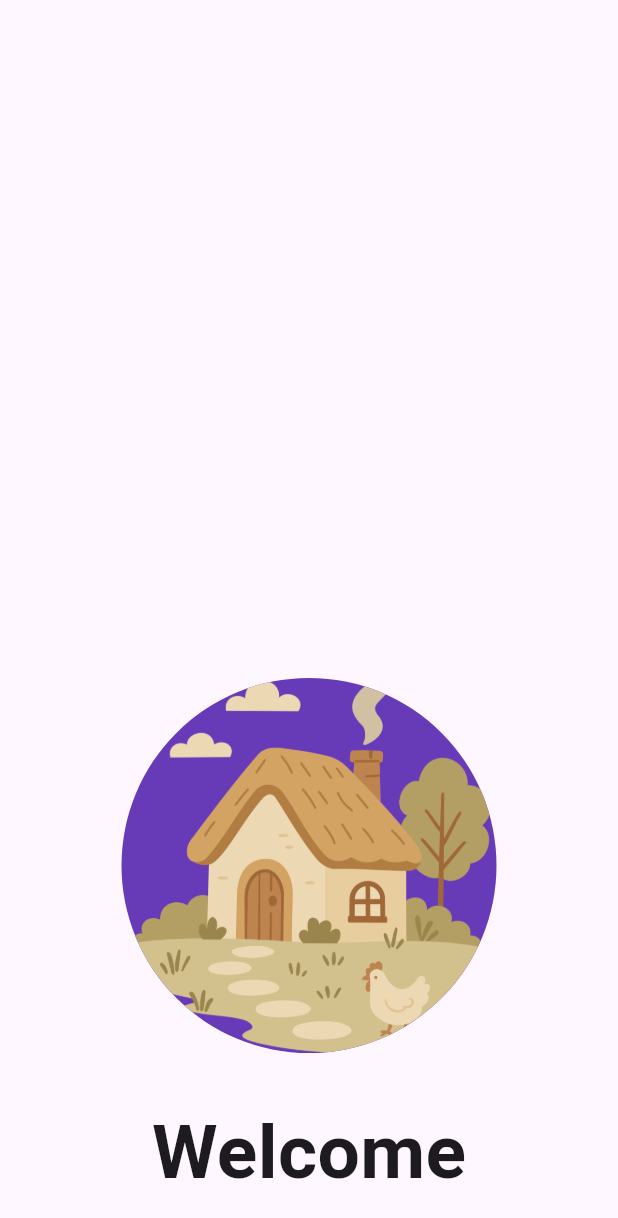
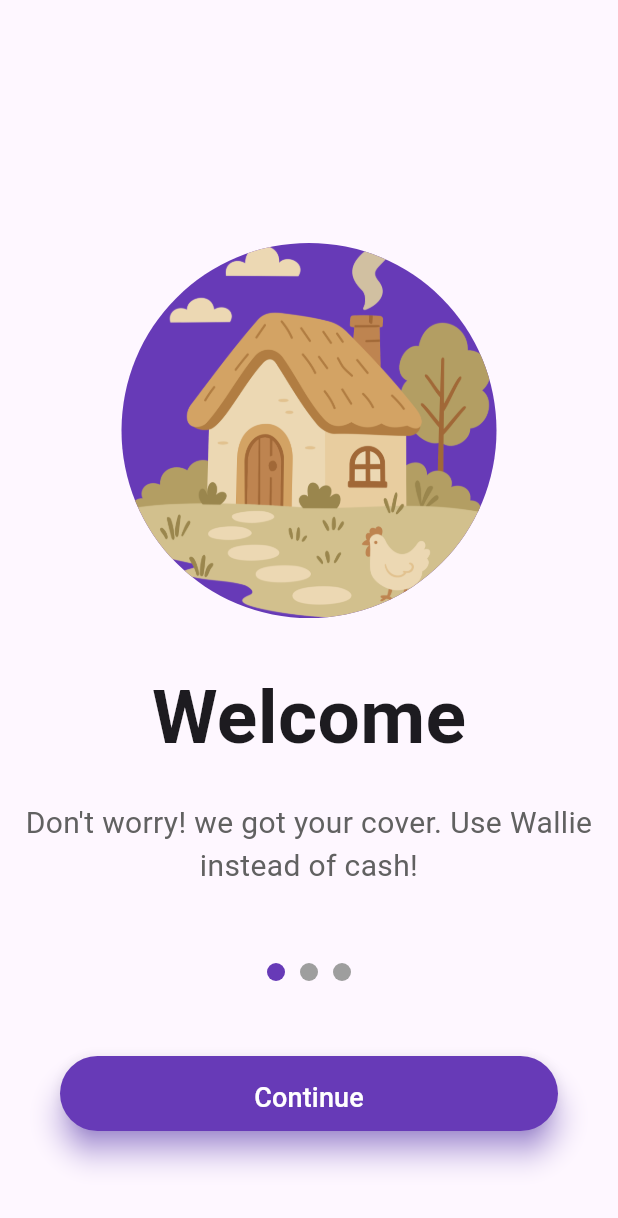
Before and after one commit to Hartamatamatama/KB1179-1123150117-uts, a Flutter app: the screen it shows after launch, after a tap on "Continue", on a phone screen of 412 x 824 dp. Shown: the top 1218 px of the screen. Run offline on Flutter 3.47's test engine with Material 3 defaults, Android fonts, the phone set to English and light mode, and no system bars.

```diff
--- a/lib/screen/splash_screen_2.dart
+++ b/lib/screen/splash_screen_2.dart
@@ -32,6 +32,103 @@ class SplashScreen2 extends StatelessWidget {
               style: TextStyle(fontSize: 50, fontWeight: FontWeight.bold),
             ),
             SizedBox(height: 20),
+            Text(
+              textAlign: TextAlign.center,
+              'Don\'t worry! we got your cover. Use Wallie instead of cash!',
+              style: TextStyle(fontSize: 20, color: Colors.grey[700]),
+            ),
+            SizedBox(height: 50),
+            Row(
+              mainAxisAlignment: MainAxisAlignment.center,
+              children: [
+                Container(
+                  width: 12,
+                  height: 12,
+                  decoration: BoxDecoration(
+                    shape: BoxShape.circle,
+                    color: Colors.deepPurple,
+                  ),
+                ),
+                SizedBox(width: 10),
+                Container(
+                  width: 12,
+                  height: 12,
+                  decoration: BoxDecoration(
+                    shape: BoxShape.circle,
+                    color: Colors.grey,
+                  ),
+                ),
+                SizedBox(width: 10),
+                Container(
+                  width: 12,
+                  height: 12,
+                  decoration: BoxDecoration(
+                    shape: BoxShape.circle,
+                    color: Colors.grey,
+                  ),
+                ),
+              ],
+            ),
+            SizedBox(height: 50),
+            Container(
+              margin: EdgeInsets.symmetric(horizontal: 40),
+              child: SizedBox(
+                height: 50,
+                width: double.infinity,
+                child: ElevatedButton(
+                  onPressed: () {
+                    // Navigator.push(
+                    //   context,
+                    //   MaterialPageRoute(builder: (context) => SplashScreen2()),
+                    // );
+                  },
+                  style: ButtonStyle(
+                    backgroundColor: MaterialStateProperty.all(
+                      Colors.deepPurple,
+                    ),
+                    elevation: MaterialStateProperty.resolveWith<double>((
+                      states,
+                    ) {
+                      return states.contains(MaterialState.pressed) ? 2.0 : 8.0;
+                    }),
+                    padding: MaterialStateProperty.resolveWith<EdgeInsetsGeometry>((
+                      states,
+                    ) {
+                      // slightly reduce vertical padding when pressed to give "pressed-in" look
+                      return states.contains(MaterialState.pressed)
+                          ? EdgeInsets.symmetric(
+                              horizontal: 50.0,
+                              vertical: 12.0,
+                            )
+                          : EdgeInsets.symmetric(
+                              horizontal: 50.0,
+                              vertical: 15.0,
+                            );
+                    }),
+                    shape: MaterialStateProperty.all<RoundedRectangleBorder>(
+                      RoundedRectangleBorder(
+                        borderRadius: BorderRadius.circular(30.0),
+                      ),
+                    ),
+                    overlayColor: MaterialStateProperty.resolveWith<Color?>((
+                      states,
+                    ) {
+                      if (states.contains(MaterialState.pressed))
+                        return Colors.black.withOpacity(0.12);
+                      return null;
+                    }),
+                    shadowColor: MaterialStateProperty.all(
+                      Colors.deepPurpleAccent,
+                    ),
+                  ),
+                  child: Text(
+                    'Continue',
+                    style: TextStyle(fontSize: 18.0, color: Colors.white),
+                  ),
+                ),
+              ),
+            ),
+            SizedBox(height: 70),
           ],
         ),
       ),
```
